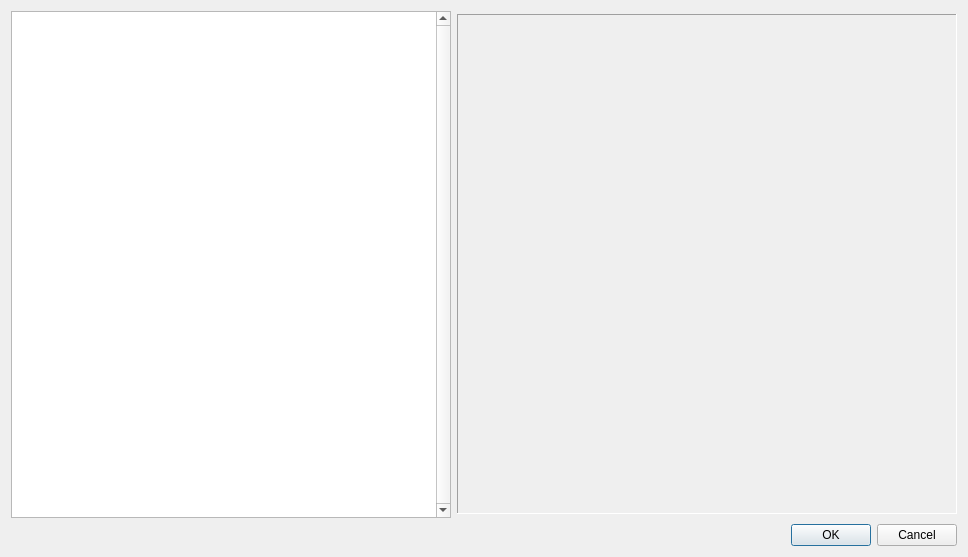
Old version of the form DMHelper/src/mapselectdialog.ui in the repository MMetze/DMHelper.
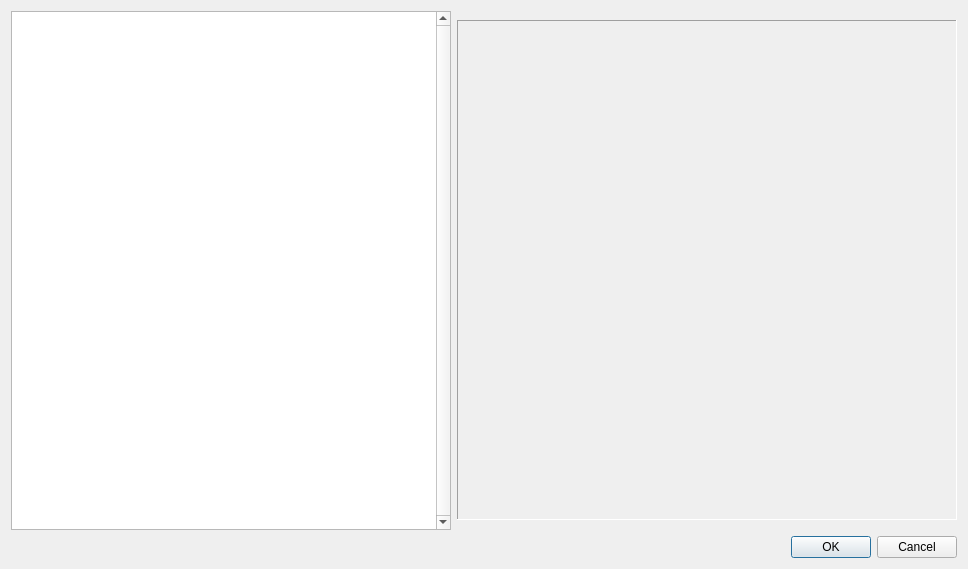
New version of the form. Icons and pictures are not drawn.

Diff of the .ui file:
```diff
--- a/DMHelper/src/mapselectdialog.ui
+++ b/DMHelper/src/mapselectdialog.ui
@@ -7,7 +7,7 @@
     <x>0</x>
     <y>0</y>
     <width>968</width>
-    <height>557</height>
+    <height>569</height>
    </rect>
   </property>
   <property name="sizePolicy">
```
Left out of the diff: 2 changed lines with no effect on the pictures.
